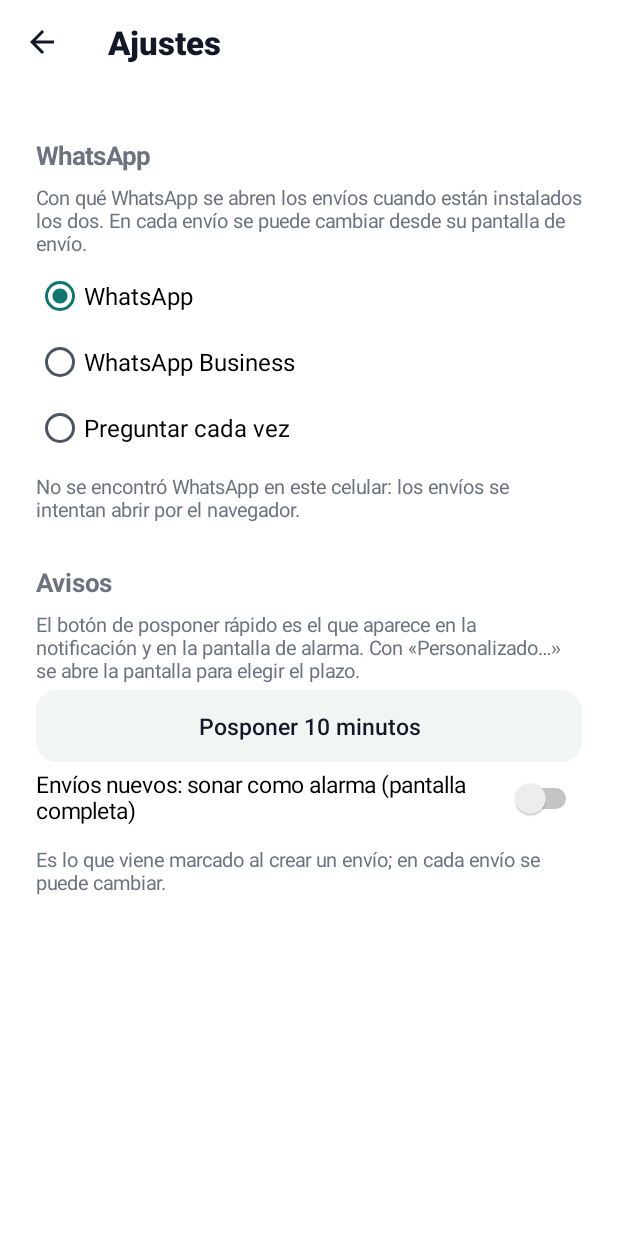
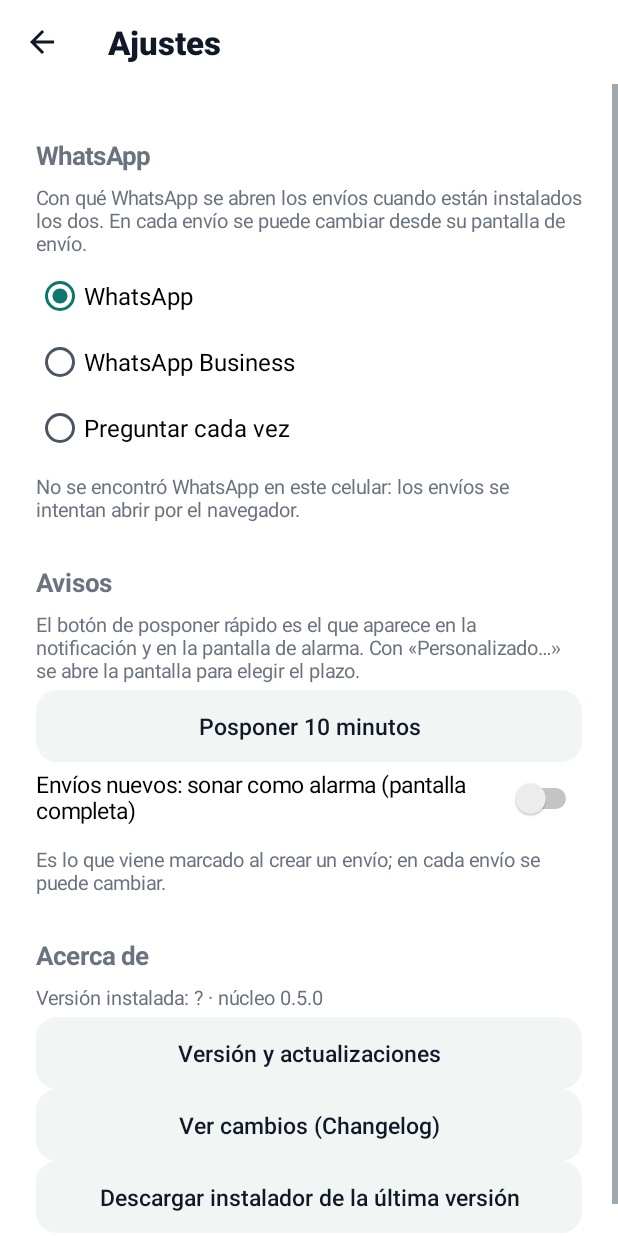
Before and after one commit to luchorcompartidos/mensajes, an Android app: the AjustesActivity screen opened directly, with no data from a screen before it, on a phone screen of 412 x 824 dp. Run offline under Robolectric (Android 15) with nearby library versions, the phone set to English and light mode, and no system bars; 4 statements that could not run were skipped.

Commit message:
Etapa 0.7: versión y Changelog desde GitHub (VersionGitHub en el núcleo 0.5.0), aviso de versión nueva y Acerca de en Ajustes [patch]
Co-Authored-By: Claude Opus 5.5 <noreply@anthropic.com>
Claude-Session: https://claude.ai/code/session_01X9Q5DR1rnxp8bopvxxD6zJ

```diff
--- a/app/src/main/java/com/mismensajes/app/AjustesActivity.kt
+++ b/app/src/main/java/com/mismensajes/app/AjustesActivity.kt
@@ -13,12 +13,14 @@ import android.widget.Switch
 import android.widget.TextView
 import com.mis.nucleo.Ajustes
 import com.mis.nucleo.Notificador
+import com.mis.nucleo.Nucleo
+import com.mis.nucleo.VersionGitHub
 import com.mis.nucleo.Posposicion
 import com.mis.nucleo.R as RN
 
 /**
  * Ajustes de la app: con qué WhatsApp se abren los envíos (común, Business o preguntar cada vez; cada envío
- * puede cambiarlo desde su pantalla de envío), el botón de posponer rápido y si los envíos nuevos suenan como alarma.
+ * puede cambiarlo desde su pantalla de envío), el botón de posponer rápido, si los envíos nuevos suenan como alarma y "Acerca de" (versión y Changelog).
  * Estos dos últimos se guardan en el núcleo (preferencias "ajustes", mismas claves que Recordatorios).
  */
 class AjustesActivity : Activity() {
@@ -77,6 +79,44 @@ class AjustesActivity : Activity() {
         })
         caja.addView(nota("Es lo que viene marcado al crear un envío; en cada envío se puede cambiar."))
 
+        caja.addView(subtitulo("Acerca de"))
+        val estadoVersion = nota("")
+        fun refrescarVersion() {
+            val n = VersionGitHub.nueva(this)
+            val ult = VersionGitHub.guardadas(this).firstOrNull()
+            estadoVersion.text = "Versión instalada: ${VersionGitHub.instalada(this)} · núcleo ${Nucleo.VERSION}" + when {
+                n != null -> "\nHay una versión nueva: ${n.tag} (${VersionGitHub.fecha(n.fecha)})"
+                ult != null -> "\nÚltima publicada: ${ult.tag} (${VersionGitHub.fecha(ult.fecha)})"
+                else -> ""
+            }
+        }
+        refrescarVersion()
+        VersionGitHub.consultar(this) { if (!isFinishing) refrescarVersion() }
+        caja.addView(estadoVersion)
+        caja.addView(Button(this).apply {
+            isAllCaps = false
+            text = "Versión y actualizaciones"
+            setOnClickListener {
+                VersionGitHub.consultar(this@AjustesActivity, forzar = true) {
+                    if (!isFinishing) { refrescarVersion(); VersionGitHub.dialogo(this@AjustesActivity, temaDialogo()) }
+                }
+            }
+        })
+        caja.addView(Button(this).apply {
+            isAllCaps = false
+            text = "Ver cambios (Changelog)"
+            setOnClickListener {
+                VersionGitHub.consultar(this@AjustesActivity, forzar = true) {
+                    if (!isFinishing) { refrescarVersion(); VersionGitHub.changelog(this@AjustesActivity, temaDialogo()) }
+                }
+            }
+        })
+        caja.addView(Button(this).apply {
+            isAllCaps = false
+            text = "Descargar instalador de la última versión"
+            setOnClickListener { VersionGitHub.descargar(this@AjustesActivity, VersionGitHub.guardadas(this@AjustesActivity).firstOrNull()) }
+        })
+
         setContentView(ScrollView(this).apply { fitsSystemWindows = true; addView(caja) })
     }
 
--- a/app/src/main/java/com/mismensajes/app/AppMensajes.kt
+++ b/app/src/main/java/com/mismensajes/app/AppMensajes.kt
@@ -11,12 +11,15 @@ import com.mis.nucleo.Notificador
 import com.mis.nucleo.Nucleo
 import com.mis.nucleo.Programador
 import com.mis.nucleo.Tiempo
+import com.mis.nucleo.VersionGitHub
 
 /** Se crea antes que cualquier pantalla o receiver: deja configurado el núcleo. */
 class AppMensajes : Application() {
     override fun onCreate() {
         super.onCreate()
         Nucleo.configurar(ManejadorMensajes)
+        VersionGitHub.repo = "luchorcompartidos/mensajes"
+        VersionGitHub.apkFijo = "programador-mensajes.apk"
         Notificador.crearCanales(this)
         quitarPruebaVieja()
     }
--- a/nucleo/src/main/AndroidManifest.xml
+++ b/nucleo/src/main/AndroidManifest.xml
@@ -3,6 +3,8 @@
 <manifest xmlns:android="http://schemas.android.com/apk/res/android">
 
     <uses-permission android:name="android.permission.POST_NOTIFICATIONS" />
+    <!-- Solo para leer las Releases de GitHub (VersionGitHub: Changelog y aviso de versión nueva). -->
+    <uses-permission android:name="android.permission.INTERNET" />
     <uses-permission android:name="android.permission.USE_EXACT_ALARM" />
     <uses-permission android:name="android.permission.RECEIVE_BOOT_COMPLETED" />
     <uses-permission android:name="android.permission.USE_FULL_SCREEN_INTENT" />
--- a/nucleo/src/main/java/com/mis/nucleo/Nucleo.kt
+++ b/nucleo/src/main/java/com/mis/nucleo/Nucleo.kt
@@ -14,7 +14,7 @@ import android.content.Context
  */
 object Nucleo {
     /** Versión del núcleo (independiente de la versión de cada app). */
-    const val VERSION = "0.4.0"
+    const val VERSION = "0.5.0"
 
     private var actual: Manejador? = null
 
```
Also changed, not shown: app/src/main/java/com/mismensajes/app/MainActivity.kt (+20 -2 lines), app/src/main/res/layout/activity_main.xml (+15 -0 lines), nucleo/src/main/java/com/mis/nucleo/Version.kt (added, +146 -0 lines), 1 other file.
